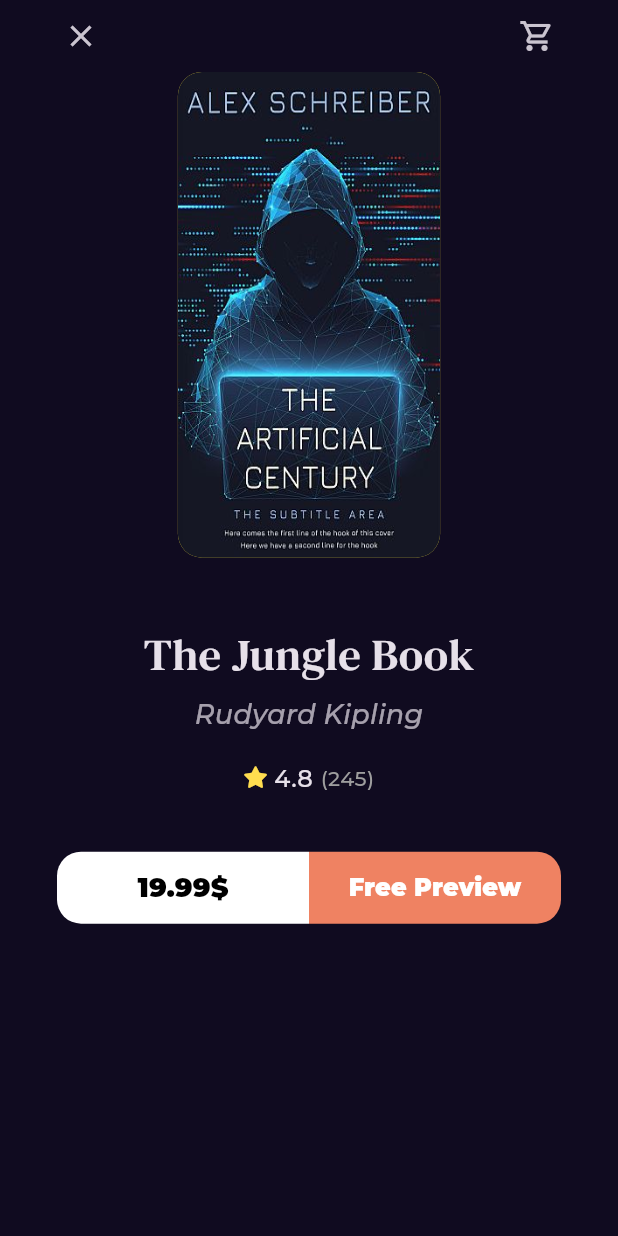
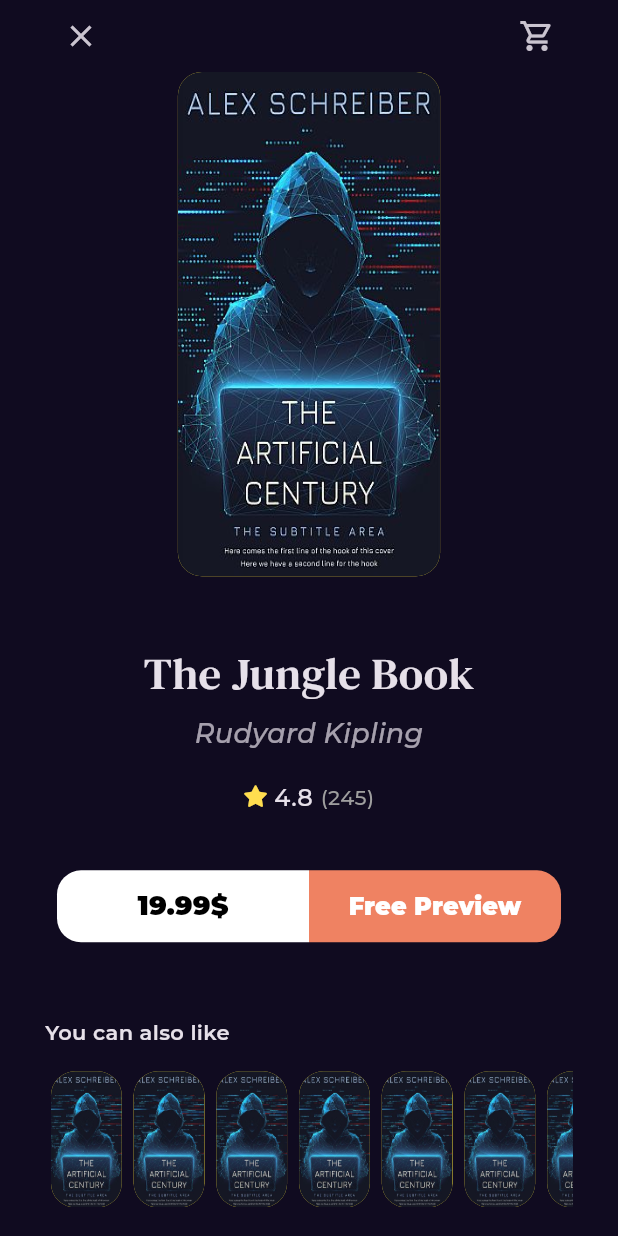
Before and after one commit to OmarAlbaz-flutter/bookly, a Flutter app: the BookDetailsView screen opened by its route, on a phone screen of 412 x 824 dp. Run offline on Flutter 3.47's test engine with Material 3 defaults, Android fonts, the phone set to English and light mode, and no system bars; our stand-ins replace font_awesome_flutter, go_router, google_fonts.

Commit message:
similar books listview

```diff
--- a/lib/features/home/presentation/views/widgets/book_details_view_body.dart
+++ b/lib/features/home/presentation/views/widgets/book_details_view_body.dart
@@ -3,6 +3,7 @@ import 'package:bookly_app/features/home/presentation/views/widgets/book_rating.
 import 'package:bookly_app/features/home/presentation/views/widgets/books_action.dart';
 import 'package:bookly_app/features/home/presentation/views/widgets/custom_book_details_appbar.dart';
 import 'package:bookly_app/features/home/presentation/views/widgets/custom_book_image.dart';
+import 'package:bookly_app/features/home/presentation/views/widgets/similar_books_listview.dart';
 import 'package:flutter/material.dart';
 
 class BookDetailsViewBody extends StatelessWidget {
@@ -49,6 +50,22 @@ class BookDetailsViewBody extends StatelessWidget {
               height: 37,
             ),
             BooksAction(),
+            SizedBox(
+              height: 50,
+            ),
+            Align(
+              alignment: AlignmentGeometry.centerLeft,
+              child: Text(
+                'You can also like',
+                style: Styles.textStyle14.copyWith(
+                  fontWeight: FontWeight.w600,
+                ),
+              ),
+            ),
+            SizedBox(
+              height: 16,
+            ),
+            SimilarBooksListView()
           ],
         ),
       ),
--- a/lib/features/home/presentation/views/widgets/custom_book_image.dart
+++ b/lib/features/home/presentation/views/widgets/custom_book_image.dart
@@ -7,7 +7,7 @@ class CustomBookImage extends StatelessWidget {
   @override
   Widget build(BuildContext context) {
     return AspectRatio(
-      aspectRatio: 2.7 / 5,
+      aspectRatio: 2.6 / 5,
       child: Container(
         decoration: BoxDecoration(
           borderRadius: BorderRadius.circular(16),
--- a/lib/features/home/presentation/views/widgets/custom_book_image_with_button.dart
+++ b/lib/features/home/presentation/views/widgets/custom_book_image_with_button.dart
@@ -8,7 +8,7 @@ class CustomBookImageWithButton extends StatelessWidget {
   @override
   Widget build(BuildContext context) {
     return AspectRatio(
-      aspectRatio: 2.7 / 5,
+      aspectRatio: 2.6 / 5,
       child: Stack(
         children: [
           CustomBookImage(),
--- /dev/null
+++ b/lib/features/home/presentation/views/widgets/similar_books_listview.dart
@@ -0,0 +1,24 @@
+
+import 'package:bookly_app/features/home/presentation/views/widgets/custom_book_image.dart';
+import 'package:flutter/material.dart';
+
+class SimilarBooksListView extends StatelessWidget {
+  const SimilarBooksListView({super.key});
+
+  @override
+  Widget build(BuildContext context) {
+    return SizedBox(
+      height: MediaQuery.of(context).size.height * 0.11,
+      child: ListView.builder(
+        scrollDirection: Axis.horizontal,
+        itemCount: 10,
+        itemBuilder: (context, index) {
+          return Padding(
+            padding: const EdgeInsets.symmetric(horizontal: 4),
+            child: CustomBookImage(),
+          );
+        },
+      ),
+    );
+  }
+}
```
